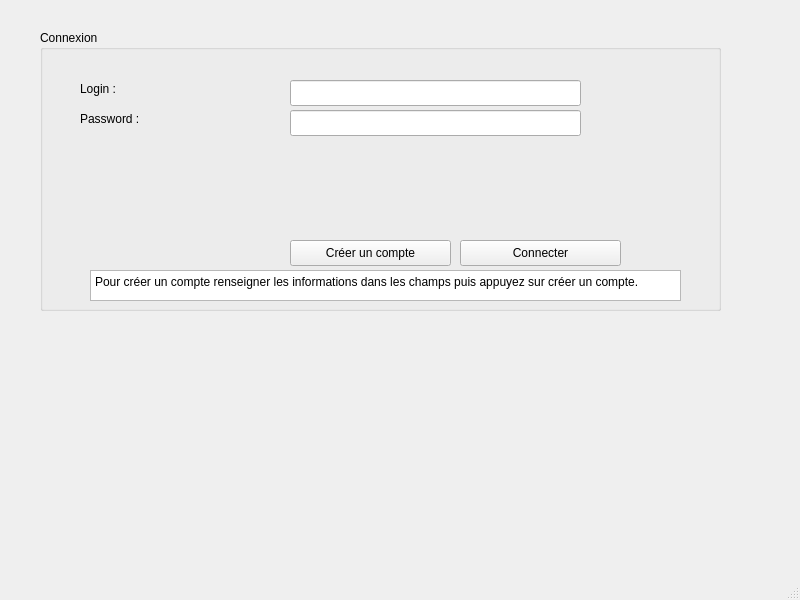
Qt form projet/mainwindow.ui (Wiibleyde/CPP-POO-Project) before a commit.
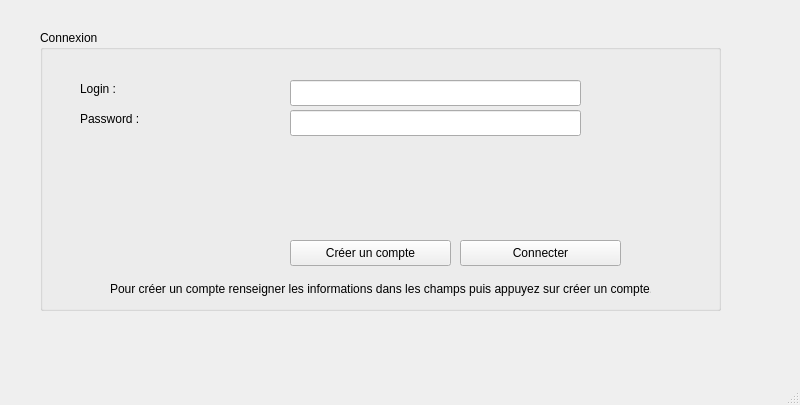
The same form after that commit.

```diff
--- a/projet/mainwindow.ui
+++ b/projet/mainwindow.ui
@@ -7,7 +7,7 @@
     <x>0</x>
     <y>0</y>
     <width>800</width>
-    <height>600</height>
+    <height>405</height>
    </rect>
   </property>
   <property name="windowTitle">
@@ -18,7 +18,7 @@
     <property name="geometry">
      <rect>
       <x>10</x>
-      <y>490</y>
+      <y>320</y>
       <width>781</width>
       <height>41</height>
      </rect>
@@ -117,22 +117,17 @@
       <string>Créer un compte</string>
      </property>
     </widget>
-    <widget class="QTextEdit" name="textInfoCreate">
+    <widget class="QLabel" name="label_3">
      <property name="geometry">
       <rect>
-       <x>50</x>
-       <y>240</y>
-       <width>591</width>
-       <height>31</height>
+       <x>70</x>
+       <y>250</y>
+       <width>541</width>
+       <height>18</height>
       </rect>
      </property>
-     <property name="html">
-      <string>&lt;!DOCTYPE HTML PUBLIC &quot;-//W3C//DTD HTML 4.0//EN&quot; &quot;http://www.w3.org/TR/REC-html40/strict.dtd&quot;&gt;
-&lt;html&gt;&lt;head&gt;&lt;meta name=&quot;qrichtext&quot; content=&quot;1&quot; /&gt;&lt;meta charset=&quot;utf-8&quot; /&gt;&lt;style type=&quot;text/css&quot;&gt;
-p, li { white-space: pre-wrap; }
-hr { height: 1px; border-width: 0; }
-&lt;/style&gt;&lt;/head&gt;&lt;body style=&quot; font-family:'Sans Serif'; font-size:9pt; font-weight:400; font-style:normal;&quot;&gt;
-&lt;p style=&quot; margin-top:0px; margin-bottom:0px; margin-left:0px; margin-right:0px; -qt-block-indent:0; text-indent:0px;&quot;&gt;Pour créer un compte renseigner les informations dans les champs puis appuyez sur créer un compte.&lt;/p&gt;&lt;/body&gt;&lt;/html&gt;</string>
+     <property name="text">
+      <string>Pour créer un compte renseigner les informations dans les champs puis appuyez sur créer un compte.</string>
      </property>
     </widget>
    </widget>
```
Left out of the diff: 2 changed lines with no effect on the pictures.
